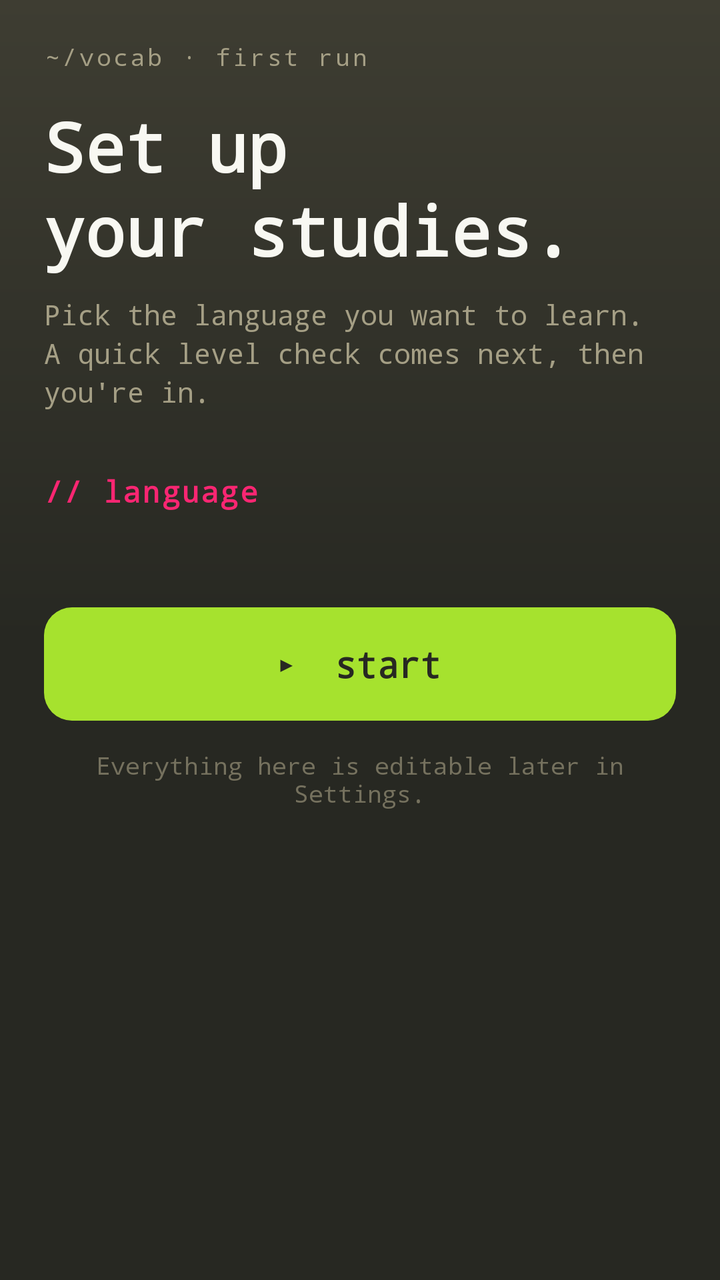
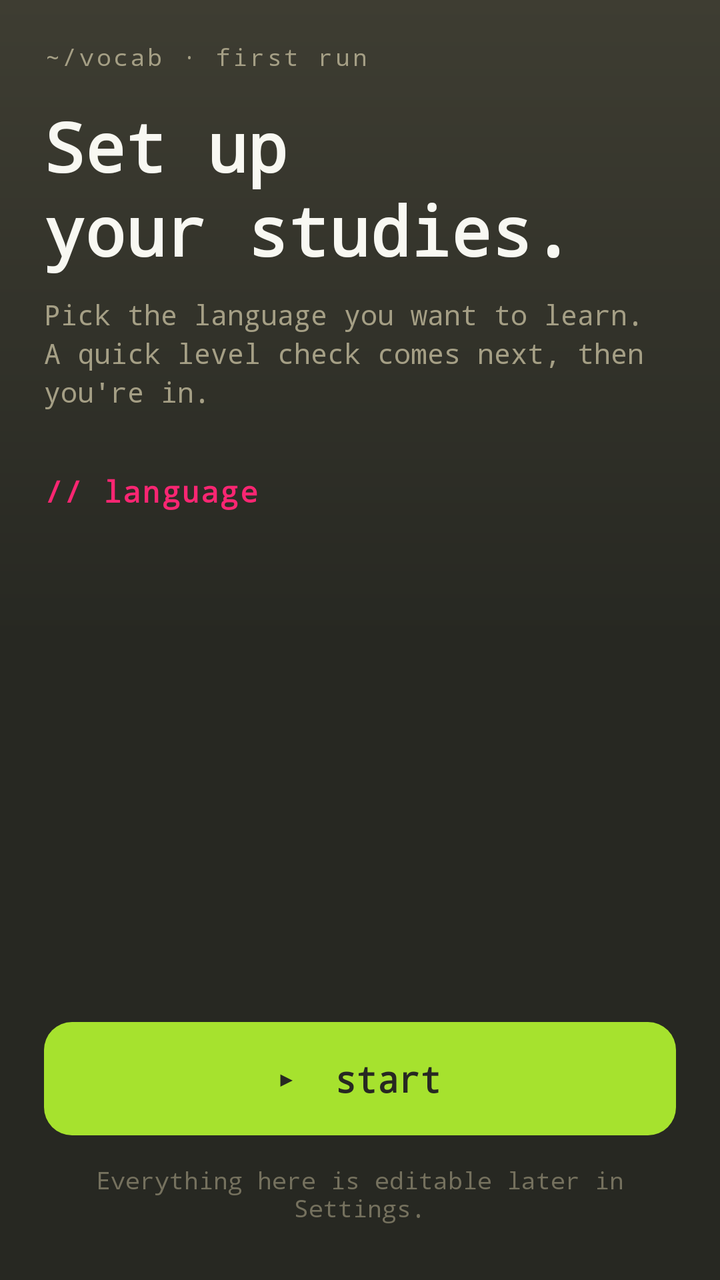

The first picture is an Android layout as it rendered before a commit; the second is the same layout after the commit. The layout source and the unified diff follow.
<!-- AndroidManifest.xml: activity theme Theme.MyApplication.Onboarding -->
<!-- res/layout/activity_onboarding.xml -->
<?xml version="1.0" encoding="utf-8"?>
<ScrollView xmlns:android="http://schemas.android.com/apk/res/android"
    xmlns:tools="http://schemas.android.com/tools"
    android:id="@+id/onbScroll"
    android:layout_width="match_parent"
    android:layout_height="match_parent"
    android:background="@drawable/bg_onb_root"
    android:fillViewport="true">

    <LinearLayout
        android:id="@+id/onbRoot"
        android:layout_width="match_parent"
        android:layout_height="wrap_content"
        android:orientation="vertical"
        android:paddingHorizontal="22dp"
        android:paddingTop="20dp"
        android:paddingBottom="28dp">

        
        
        <TextView
            android:id="@+id/onbCrumb"
            android:layout_width="wrap_content"
            android:layout_height="wrap_content"
            android:fontFamily="monospace"
            android:letterSpacing="0.1"
            android:text="~/vocab · first run"
            android:textColor="@color/monokai_comment_light"
            android:textSize="12sp" />

        <TextView
            android:id="@+id/onbTitle"
            android:layout_width="wrap_content"
            android:layout_height="wrap_content"
            android:layout_marginTop="14dp"
            android:accessibilityHeading="true"
            android:fontFamily="monospace"
            android:lineSpacingExtra="2sp"
            android:text="Set up\nyour studies."
            android:textColor="@color/monokai_fg"
            android:textSize="34sp"
            android:textStyle="bold" />

        <TextView
            android:id="@+id/onbSubtitle"
            android:layout_width="match_parent"
            android:layout_height="wrap_content"
            android:layout_marginTop="10dp"
            android:fontFamily="monospace"
            android:lineSpacingExtra="3sp"
            android:text="Pick the language you want to learn. A quick level check comes next, then you're in."
            android:textColor="@color/monokai_comment_light"
            android:textSize="14sp" />

        
        <TextView
            android:id="@+id/onbLangHeading"
            android:layout_width="match_parent"
            android:layout_height="wrap_content"
            android:layout_marginTop="30dp"
            android:accessibilityHeading="true"
            android:fontFamily="monospace"
            android:letterSpacing="0.05"
            android:text="// language"
            android:textColor="@color/monokai_pink"
            android:textSize="15sp"
            android:textStyle="bold" />

        
        <LinearLayout
            android:id="@+id/onbLanguageList"
            android:layout_width="match_parent"
            android:layout_height="wrap_content"
            android:layout_marginTop="14dp"
            android:orientation="vertical" />

        
        <TextView
            android:id="@+id/onbBegin"
            android:layout_width="match_parent"
            android:layout_height="wrap_content"
            android:layout_marginTop="34dp"
            android:background="@drawable/bg_onb_cta"
            android:clickable="true"
            android:focusable="true"
            android:fontFamily="monospace"
            android:gravity="center"
            android:minHeight="56dp"
            android:paddingVertical="16dp"
            android:text="▸  start"
            android:textColor="@color/monokai_bg"
            android:textSize="18sp"
            android:textStyle="bold" />

        <TextView
            android:id="@+id/onbFooter"
            android:layout_width="match_parent"
            android:layout_height="wrap_content"
            android:layout_marginTop="14dp"
            android:fontFamily="monospace"
            android:gravity="center"
            android:text="Everything here is editable later in Settings."
            android:textColor="@color/monokai_comment"
            android:textSize="12sp" />
    </LinearLayout>
</ScrollView>
<!-- resources referenced by this layout -->
<resources>
  <color name="monokai_bg">#272822</color>
  <color name="monokai_comment">#75715E</color>
  <color name="monokai_comment_light">#A59F85</color>
  <color name="monokai_fg">#F8F8F2</color>
  <color name="monokai_pink">#F92672</color>
  <!-- drawable bg_onb_cta (drawable) -->
  <?xml version="1.0" encoding="utf-8"?>
  <selector xmlns:android="http://schemas.android.com/apk/res/android">
      <item android:state_pressed="true">
          <shape android:shape="rectangle">
              <corners android:radius="14dp" />
              <solid android:color="#8BBE27" />
          </shape>
      </item>
      <item>
          <shape android:shape="rectangle">
              <corners android:radius="14dp" />
              <solid android:color="@color/monokai_green" />
          </shape>
      </item>
  </selector>
  <!-- drawable bg_onb_root (drawable) -->
  <?xml version="1.0" encoding="utf-8"?>
  <shape xmlns:android="http://schemas.android.com/apk/res/android"
      android:shape="rectangle">
      <gradient
          android:angle="270"
          android:startColor="@color/monokai_bg_lift"
          android:centerColor="@color/monokai_bg"
          android:endColor="@color/monokai_bg" />
  </shape>
  <style name="Theme.MyApplication.Onboarding" parent="Theme.MyApplication">
          <item name="windowActionBar">false</item>
          <item name="windowNoTitle">true</item>
          <item name="android:windowBackground">@color/monokai_bg</item>
          <item name="android:statusBarColor">@color/monokai_bg</item>
          <item name="android:navigationBarColor">@color/monokai_bg</item>
          <item name="android:windowLightStatusBar">false</item>
      </style>
  <color name="monokai_green">#A6E22E</color>
  <color name="monokai_bg_lift">#3E3D32</color>
  <style name="Theme.MyApplication" parent="Theme.MaterialComponents.DayNight.DarkActionBar">
          
          <item name="colorPrimary">@color/monokai_pink_dark</item>
          <item name="colorPrimaryVariant">@color/monokai_pink_dark</item>
          <item name="colorOnPrimary">@color/white</item>
  
          
          <item name="colorSecondary">@color/monokai_cyan</item>
          <item name="colorSecondaryVariant">@color/monokai_cyan_dark</item>
          <item name="colorOnSecondary">@color/monokai_bg</item>
          <item name="colorAccent">@color/monokai_cyan</item>
  
          
          <item name="android:colorBackground">@color/cream_surface</item>
          <item name="colorSurface">@color/cream_surface</item>
          <item name="colorOnSurface">@color/black</item>
  
          <item name="android:textColorPrimary">@color/black</item>
          <item name="android:textColorSecondary">@color/monokai_comment</item>
          <item name="android:textColorTertiary">@color/monokai_comment_light</item>
  
          
          <item name="actionBarStyle">@style/Widget.MyApplication.ActionBar</item>
          <item name="actionBarTheme">@style/ThemeOverlay.MyApplication.ActionBar</item>
          <item name="android:statusBarColor">@color/top_bar_bg</item>
          <item name="android:windowLightStatusBar">true</item>
      </style>
  <color name="monokai_pink_dark">#C71B5C</color>
  <color name="white">#FFFFFFFF</color>
  <color name="monokai_cyan">#66D9EF</color>
  <color name="monokai_cyan_dark">#3FB8D1</color>
  <color name="cream_surface">#FAF8F0</color>
  <color name="black">#FF000000</color>
  <style name="Widget.MyApplication.ActionBar" parent="Widget.AppCompat.ActionBar.Solid">
          <item name="background">@color/top_bar_bg</item>
          <item name="elevation">2dp</item>
      </style>
  <style name="ThemeOverlay.MyApplication.ActionBar" parent="">
          <item name="android:textColorPrimary">@color/top_bar_content</item>
          <item name="colorControlNormal">@color/top_bar_content</item>
      </style>
  <color name="top_bar_bg">@color/cream_surface</color>
  <color name="top_bar_content">@color/monokai_bg</color>
</resources>

<!-- the commit's change to res/layout/activity_onboarding.xml (unified diff, before → after) -->
@@ -1,106 +1,108 @@
 <?xml version="1.0" encoding="utf-8"?>
-<ScrollView xmlns:android="http://schemas.android.com/apk/res/android"
+<LinearLayout xmlns:android="http://schemas.android.com/apk/res/android"
     xmlns:tools="http://schemas.android.com/tools"
-    android:id="@+id/onbScroll"
+    android:id="@+id/onbRoot"
     android:layout_width="match_parent"
     android:layout_height="match_parent"
     android:background="@drawable/bg_onb_root"
-    android:fillViewport="true">
+    android:orientation="vertical"
+    android:paddingHorizontal="22dp"
+    android:paddingTop="20dp"
+    android:paddingBottom="28dp">
 
-    <LinearLayout
-        android:id="@+id/onbRoot"
+    
+    
+    <TextView
+        android:id="@+id/onbCrumb"
+        android:layout_width="wrap_content"
+        android:layout_height="wrap_content"
+        android:fontFamily="monospace"
+        android:letterSpacing="0.1"
+        android:text="~/vocab · first run"
+        android:textColor="@color/monokai_comment_light"
+        android:textSize="12sp" />
+
+    <TextView
+        android:id="@+id/onbTitle"
+        android:layout_width="wrap_content"
+        android:layout_height="wrap_content"
+        android:layout_marginTop="14dp"
+        android:accessibilityHeading="true"
+        android:fontFamily="monospace"
+        android:lineSpacingExtra="2sp"
+        android:text="Set up\nyour studies."
+        android:textColor="@color/monokai_fg"
+        android:textSize="34sp"
+        android:textStyle="bold" />
+
+    <TextView
+        android:id="@+id/onbSubtitle"
         android:layout_width="match_parent"
         android:layout_height="wrap_content"
-        android:orientation="vertical"
-        android:paddingHorizontal="22dp"
-        android:paddingTop="20dp"
-        android:paddingBottom="28dp">
+        android:layout_marginTop="10dp"
+        android:fontFamily="monospace"
+        android:lineSpacingExtra="3sp"
+        android:text="Pick the language you want to learn. A quick level check comes next, then you're in."
+        android:textColor="@color/monokai_comment_light"
+        android:textSize="14sp" />
 
-        
-        
-        <TextView
-            android:id="@+id/onbCrumb"
-            android:layout_width="wrap_content"
-            android:layout_height="wrap_content"
-            android:fontFamily="monospace"
-            android:letterSpacing="0.1"
-            android:text="~/vocab · first run"
-            android:textColor="@color/monokai_comment_light"
-            android:textSize="12sp" />
+    
+    <TextView
+        android:id="@+id/onbLangHeading"
+        android:layout_width="match_parent"
+        android:layout_height="wrap_content"
+        android:layout_marginTop="30dp"
+        android:accessibilityHeading="true"
+        android:fontFamily="monospace"
+        android:letterSpacing="0.05"
+        android:text="// language"
+        android:textColor="@color/monokai_pink"
+        android:textSize="15sp"
+        android:textStyle="bold" />
 
-        <TextView
-            android:id="@+id/onbTitle"
-            android:layout_width="wrap_content"
-            android:layout_height="wrap_content"
-            android:layout_marginTop="14dp"
-            android:accessibilityHeading="true"
-            android:fontFamily="monospace"
-            android:lineSpacingExtra="2sp"
-            android:text="Set up\nyour studies."
-            android:textColor="@color/monokai_fg"
-            android:textSize="34sp"
-            android:textStyle="bold" />
+    
+    <ScrollView
+        android:id="@+id/onbLangScroll"
+        android:layout_width="match_parent"
+        android:layout_height="0dp"
+        android:layout_weight="1"
+        android:layout_marginTop="14dp"
+        android:fillViewport="true"
+        android:scrollbars="vertical">
 
-        <TextView
-            android:id="@+id/onbSubtitle"
-            android:layout_width="match_parent"
-            android:layout_height="wrap_content"
-            android:layout_marginTop="10dp"
-            android:fontFamily="monospace"
-            android:lineSpacingExtra="3sp"
-            android:text="Pick the language you want to learn. A quick level check comes next, then you're in."
-            android:textColor="@color/monokai_comment_light"
-            android:textSize="14sp" />
-
-        
-        <TextView
-            android:id="@+id/onbLangHeading"
-            android:layout_width="match_parent"
-            android:layout_height="wrap_content"
-            android:layout_marginTop="30dp"
-            android:accessibilityHeading="true"
-            android:fontFamily="monospace"
-            android:letterSpacing="0.05"
-            android:text="// language"
-            android:textColor="@color/monokai_pink"
-            android:textSize="15sp"
-            android:textStyle="bold" />
-
-        
         <LinearLayout
             android:id="@+id/onbLanguageList"
             android:layout_width="match_parent"
             android:layout_height="wrap_content"
-            android:layout_marginTop="14dp"
             android:orientation="vertical" />
+    </ScrollView>
 
-        
-        <TextView
-            android:id="@+id/onbBegin"
-            android:layout_width="match_parent"
-            android:layout_height="wrap_content"
-            android:layout_marginTop="34dp"
-            android:background="@drawable/bg_onb_cta"
-            android:clickable="true"
-            android:focusable="true"
-            android:fontFamily="monospace"
-            android:gravity="center"
-            android:minHeight="56dp"
-            android:paddingVertical="16dp"
-            android:text="▸  start"
-            android:textColor="@color/monokai_bg"
-            android:textSize="18sp"
-            android:textStyle="bold" />
+    
+    <TextView
+        android:id="@+id/onbBegin"
+        android:layout_width="match_parent"
+        android:layout_height="wrap_content"
+        android:layout_marginTop="18dp"
+        android:background="@drawable/bg_onb_cta"
+        android:clickable="true"
+        android:focusable="true"
+        android:fontFamily="monospace"
+        android:gravity="center"
+        android:minHeight="56dp"
+        android:paddingVertical="16dp"
+        android:text="▸  start"
+        android:textColor="@color/monokai_bg"
+        android:textSize="18sp"
+        android:textStyle="bold" />
 
-        <TextView
-            android:id="@+id/onbFooter"
-            android:layout_width="match_parent"
-            android:layout_height="wrap_content"
-            android:layout_marginTop="14dp"
-            android:fontFamily="monospace"
-            android:gravity="center"
-            android:text="Everything here is editable later in Settings."
-            android:textColor="@color/monokai_comment"
-            android:textSize="12sp" />
-    </LinearLayout>
-</ScrollView>
+    <TextView
+        android:id="@+id/onbFooter"
+        android:layout_width="match_parent"
+        android:layout_height="wrap_content"
+        android:layout_marginTop="14dp"
+        android:fontFamily="monospace"
+        android:gravity="center"
+        android:text="Everything here is editable later in Settings."
+        android:textColor="@color/monokai_comment"
+        android:textSize="12sp" />
+</LinearLayout>
